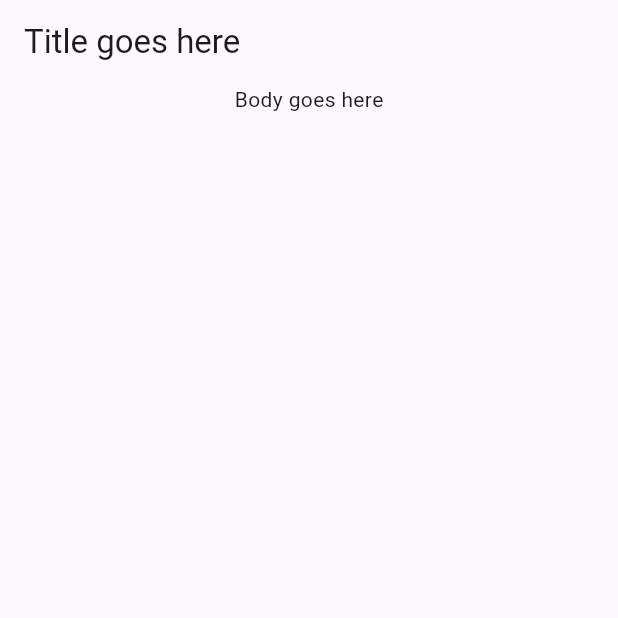
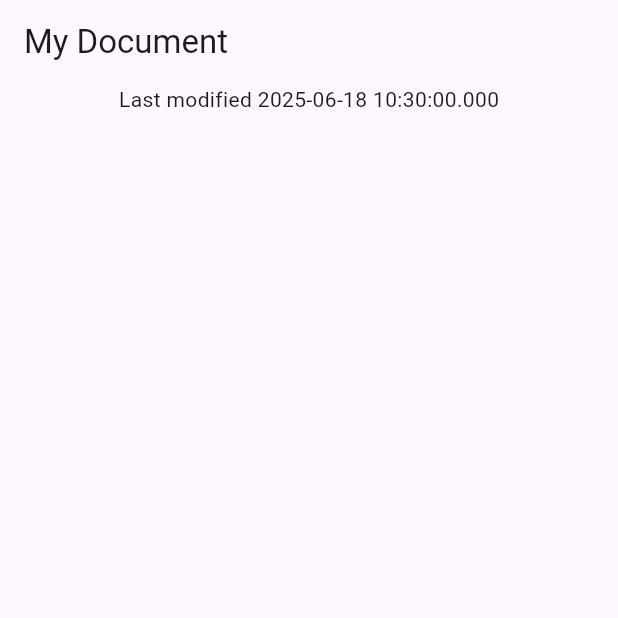
Before and after one commit to Sandroisu/patterns_codelab, a Flutter app: the screen it shows after launch, on a phone screen of 412 x 824 dp, the top half of it. Run offline on Flutter 3.47's test engine with Material 3 defaults, Android fonts, the light colour scheme and no system bars.

Commit message:
added metadata to screen

```diff
--- a/lib/main.dart
+++ b/lib/main.dart
@@ -25,9 +25,14 @@ class DocumentScreen extends StatelessWidget {
 
   @override
   Widget build(BuildContext context) {
+    final metadataRecord = document.metadata;
     return Scaffold(
-      appBar: AppBar(title: const Text('Title goes here')),
-      body: const Column(children: [Center(child: Text('Body goes here'))]),
+      appBar: AppBar(title: Text(metadataRecord.$1)),
+      body: Column(
+        children: [
+          Center(child: Text('Last modified ${metadataRecord.modified}')),
+        ],
+      ),
     );
   }
 }
```
